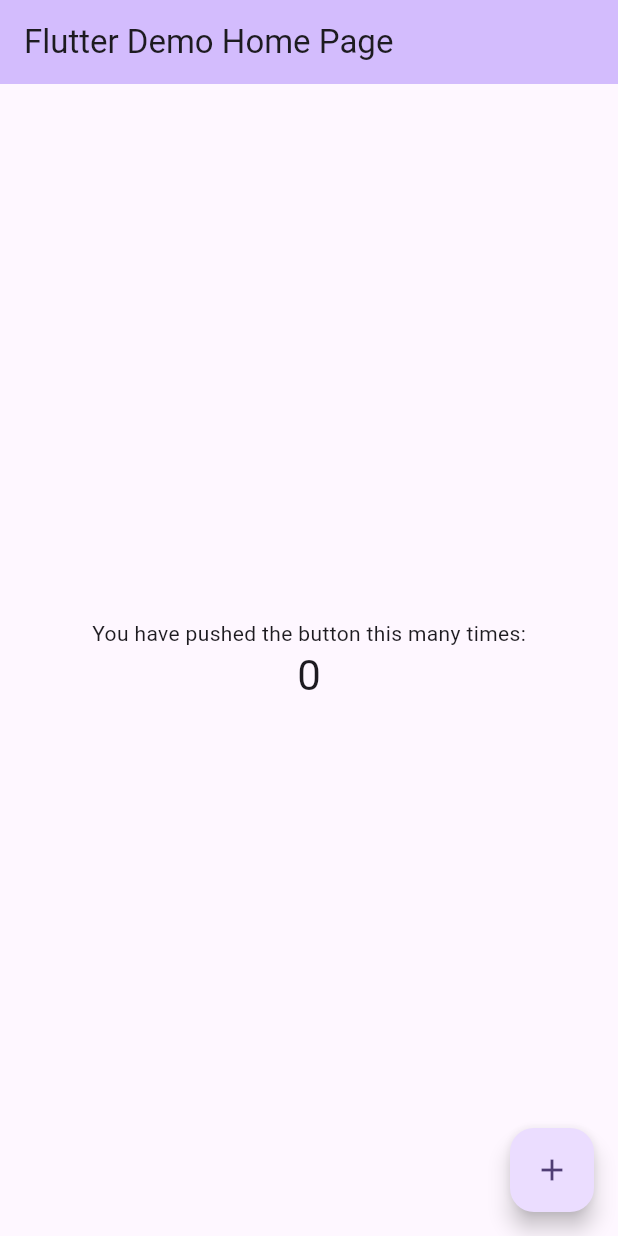
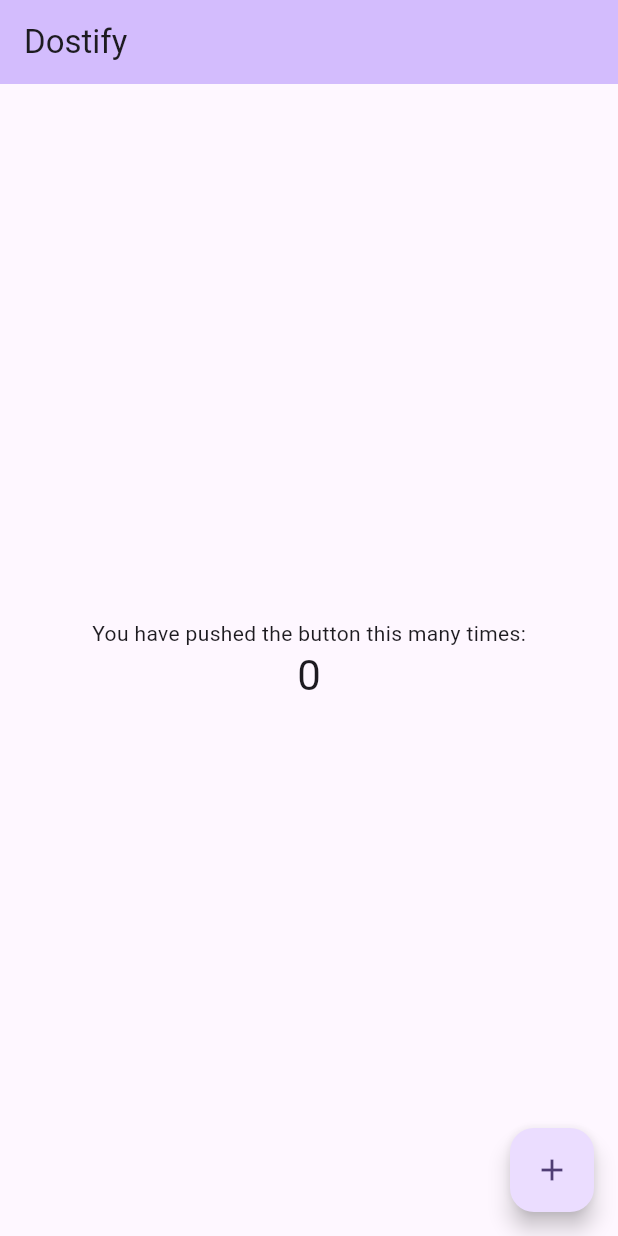
Before and after one commit to Sreenu-Chandaka/Dostify, a Flutter app: the screen it shows after launch, on a phone screen of 412 x 824 dp. Run offline on Flutter 3.47's test engine with Material 3 defaults, Android fonts, the phone set to English and light mode, and no system bars.

```diff
--- a/lib/main.dart
+++ b/lib/main.dart
@@ -11,7 +11,7 @@ class MyApp extends StatelessWidget {
   @override
   Widget build(BuildContext context) {
     return MaterialApp(
-      title: 'Flutter Demo',
+      title: 'Dostify',
       theme: ThemeData(
         // This is the theme of your application.
         //
@@ -31,7 +31,7 @@ class MyApp extends StatelessWidget {
         colorScheme: ColorScheme.fromSeed(seedColor: Colors.deepPurple),
         useMaterial3: true,
       ),
-      home: const MyHomePage(title: 'Flutter Demo Home Page'),
+      home: const MyHomePage(title: 'Dostify'),
     );
   }
 }
```
Also changed, not shown: pubspec.yaml (+9 -0 lines), pubspec.lock, 3 other files.
